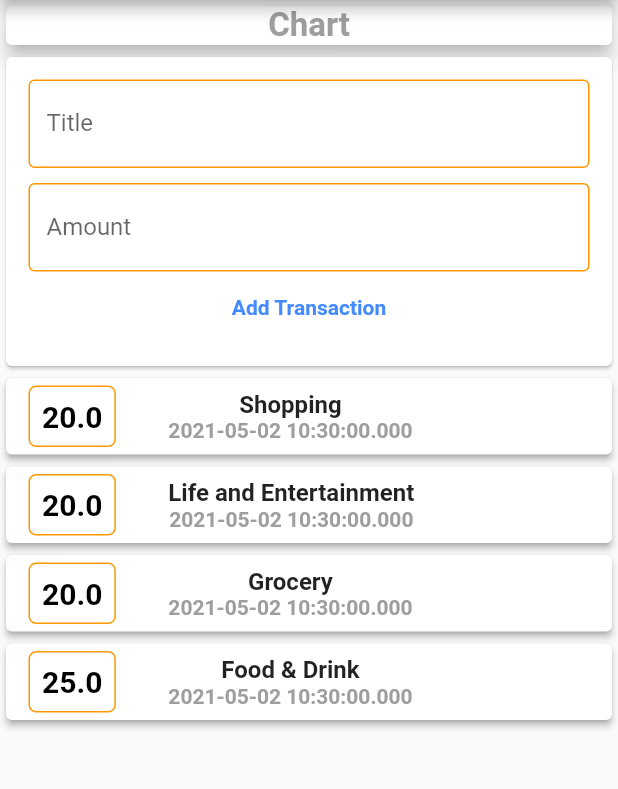
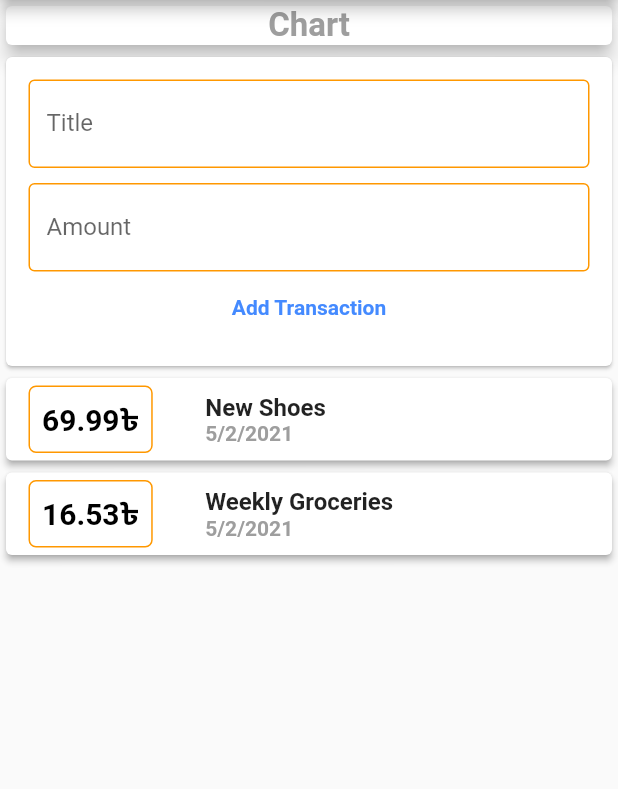
Before and after one commit to shishir2sr/Flutter_Own_Expense_Tracker, a Flutter app: the screen it shows after launch, after a tap on "Add Transaction", on a phone screen of 412 x 824 dp, the part 84-873 px from its top. Run offline on Flutter 3.47's test engine with Material 2 defaults, Android fonts, the light colour scheme and no system bars.

Commit message:
Date formatting ok

```diff
--- /dev/null
+++ b/lib/WIdgets/newtransaction.dart
@@ -0,0 +1,63 @@
+import 'package:flutter/material.dart';
+
+class newTransaction extends StatelessWidget {
+  final _titleController = TextEditingController();
+  final _amountController = TextEditingController();
+  final Function addTx;
+  newTransaction(this.addTx);
+
+  @override
+  Widget build(BuildContext context) {
+    return Card(
+      child: Container(
+        padding: EdgeInsets.all(10),
+        margin: EdgeInsets.all(5),
+        child: Column(
+          children: <Widget>[
+            TextField(
+              controller: _titleController,
+              decoration: InputDecoration(
+                focusedBorder: OutlineInputBorder(
+                  borderSide: BorderSide(color: Colors.orange, width: 1.0),
+                ),
+                enabledBorder: OutlineInputBorder(
+                  borderSide: BorderSide(color: Colors.orange, width: 1.0),
+                ),
+                labelText: 'Title',
+              ),
+            ),
+            SizedBox(
+              width: double.infinity,
+              height: 10.0,
+            ),
+            TextField(
+              controller: _amountController,
+              decoration: InputDecoration(
+                labelText: 'Amount',
+                focusedBorder: OutlineInputBorder(
+                  borderSide: BorderSide(color: Colors.orange, width: 1.0),
+                ),
+                enabledBorder: OutlineInputBorder(
+                  borderSide: BorderSide(color: Colors.orange, width: 1.0),
+                ),
+              ),
+            ),
+            FlatButton(
+                onPressed: () {
+                  print(_amountController.text);
+                  addTx(
+                    _titleController.text,
+                    double.parse(_amountController.text),
+                  );
+                },
+                child: Text('Add Transaction',
+                    style: TextStyle(
+                      color: Colors.blueAccent,
+                      fontWeight: FontWeight.bold,
+                    )))
+          ],
+        ),
+      ),
+    );
+  }
+}
--- /dev/null
+++ b/lib/WIdgets/transactionlist.dart
@@ -0,0 +1,59 @@
+import 'package:flutter/material.dart';
+import 'package:own_expenditure/Models/transaction.dart';
+import 'package:intl/intl.dart';
+
+class transactionList extends StatelessWidget {
+  final List<Transactions> ls;
+  transactionList(this.ls);
+
+  @override
+  Widget build(BuildContext context) {
+    return Column(
+      children: ls
+          .map((tx) => Card(
+                shadowColor: Colors.grey,
+                elevation: 2,
+                child: Row(
+                  mainAxisAlignment: MainAxisAlignment.start,
+                  children: <Widget>[
+                    Container(
+                      margin: EdgeInsets.fromLTRB(15, 5, 35, 5),
+                      padding: EdgeInsets.all(8),
+                      child: Text(
+                        tx.amount.toString() + '৳',
+                        style: TextStyle(
+                            color: Colors.black,
+                            fontSize: 20,
+                            fontWeight: FontWeight.bold),
+                      ),
+                      decoration: BoxDecoration(
+                        borderRadius: BorderRadius.circular(5),
+                        border: Border.all(
+                          color: Colors.orange,
+                          style: BorderStyle.solid,
+                          width: 1,
+                        ),
+                      ),
+                    ),
+                    Column(
+                      crossAxisAlignment: CrossAxisAlignment.start,
+                      children: <Widget>[
+                        Text(
+                          tx.title,
+                          style: TextStyle(
+                              fontSize: 16, fontWeight: FontWeight.bold),
+                        ),
+                        Text(DateFormat.yMd().format(tx.date),
+                            style: TextStyle(
+                                fontSize: 14,
+                                fontWeight: FontWeight.bold,
+                                color: Colors.grey))
+                      ],
+                    )
+                  ],
+                ),
+              ))
+          .toList(),
+    );
+  }
+}
--- /dev/null
+++ b/lib/WIdgets/usertransaction.dart
@@ -0,0 +1,45 @@
+import 'package:flutter/material.dart';
+import 'transactionlist.dart';
+import 'newtransaction.dart';
+import '../Models/transaction.dart';
+
+class userTransaction extends StatefulWidget {
+  userTransaction({Key key}) : super(key: key);
+
+  @override
+  _userTransactionState createState() => _userTransactionState();
+}
+
+class _userTransactionState extends State<userTransaction> {
+  final List<Transactions> _userTransactions = [
+    Transactions(
+      Id: 't1',
+      title: 'New Shoes',
+      amount: 69.99,
+      date: DateTime.now(),
+    ),
+    Transactions(
+      Id: 't2',
+      title: 'Weekly Groceries',
+      amount: 16.53,
+      date: DateTime.now(),
+    ),
+  ];
+  void _newUserTransaction(String txTitle, double txAmount) {
+    final newTx = Transactions(
+        title: txTitle, amount: txAmount, date: DateTime.now(), Id: 'ididid');
+    setState(() {
+      _userTransactions.add(newTx);
+    });
+  }
+
+  @override
+  Widget build(BuildContext context) {
+    return Column(
+      children: <Widget>[
+        newTransaction(_newUserTransaction),
+        transactionList(_userTransactions)
+      ],
+    );
+  }
+}
--- a/lib/main.dart
+++ b/lib/main.dart
@@ -1,5 +1,5 @@
 import 'package:flutter/material.dart';
-import 'transaction.dart';
+import 'package:own_expenditure/WIdgets/usertransaction.dart';
 
 void main() {
   runApp(MyApp());
@@ -10,7 +10,7 @@ class MyApp extends StatelessWidget {
   @override
   Widget build(BuildContext context) {
     return MaterialApp(
-      title: 'Flutter Demo',
+      title: 'Expenditure App',
       home: MyHomePage(),
     );
   }
@@ -18,32 +18,7 @@ class MyApp extends StatelessWidget {
 
 class MyHomePage extends StatelessWidget {
   MyHomePage({Key key}) : super(key: key);
-  List<Transactions> ls = [
-    Transactions(
-      date: DateTime.now(),
-      title: 'Shopping',
-      Id: 'T1',
-      amount: 20,
-    ),
-    Transactions(
-      date: DateTime.now(),
-      title: 'Life and Entertainment',
-      Id: 'T2',
-      amount: 20,
-    ),
-    Transactions(
-      date: DateTime.now(),
-      title: 'Grocery',
-      Id: 'T1',
-      amount: 20,
-    ),
-    Transactions(
-      date: DateTime.now(),
-      title: 'Food & Drink',
-      Id: 'T1',
-      amount: 25,
-    )
-  ];
+
   final titleController = TextEditingController();
   final amountController = TextEditingController();
   @override
@@ -77,103 +52,7 @@ class MyHomePage extends StatelessWidget {
               elevation: 5,
             ),
           ),
-          Card(
-            child: Container(
-              padding: EdgeInsets.all(10),
-              margin: EdgeInsets.all(5),
-              child: Column(
-                children: <Widget>[
-                  TextField(
-                    controller: titleController,
-                    decoration: InputDecoration(
-                      focusedBorder: OutlineInputBorder(
-                        borderSide:
-                            BorderSide(color: Colors.orange, width: 1.0),
-                      ),
-                      enabledBorder: OutlineInputBorder(
-                        borderSide:
-                            BorderSide(color: Colors.orange, width: 1.0),
-                      ),
-                      labelText: 'Title',
-                    ),
-                  ),
-                  SizedBox(
-                    width: double.infinity,
-                    height: 10.0,
-                  ),
-                  TextField(
-                    controller: amountController,
-                    decoration: InputDecoration(
-                      labelText: 'Amount',
-                      focusedBorder: OutlineInputBorder(
-                        borderSide:
-                            BorderSide(color: Colors.orange, width: 1.0),
-                      ),
-                      enabledBorder: OutlineInputBorder(
-                        borderSide:
-                            BorderSide(color: Colors.orange, width: 1.0),
-                      ),
-                    ),
-                  ),
-                  FlatButton(
-                      onPressed: () {
-                        print(amountController.text);
-                      },
-                      child: Text('Add Transaction',
-                          style: TextStyle(
-                            color: Colors.blueAccent,
-                            fontWeight: FontWeight.bold,
-                          )))
-                ],
-              ),
-            ),
-          ),
-          Column(
-            children: ls
-                .map((tx) => Card(
-                      shadowColor: Colors.grey,
-                      elevation: 2,
-                      child: Row(
-                        mainAxisAlignment: MainAxisAlignment.start,
-                        children: <Widget>[
-                          Container(
-                            margin: EdgeInsets.fromLTRB(15, 5, 35, 5),
-                            padding: EdgeInsets.all(8),
-                            child: Text(
-                              tx.amount.toString(),
-                              style: TextStyle(
-                                  color: Colors.black,
-                                  fontSize: 20,
-                                  fontWeight: FontWeight.bold),
-                            ),
-                            decoration: BoxDecoration(
-                              borderRadius: BorderRadius.circular(5),
-                              border: Border.all(
-                                color: Colors.orange,
-                                style: BorderStyle.solid,
-                                width: 1,
-                              ),
-                            ),
-                          ),
-                          Column(
-                            children: <Widget>[
-                              Text(
-                                tx.title,
-                                style: TextStyle(
-                                    fontSize: 16, fontWeight: FontWeight.bold),
-                              ),
-                              Text(tx.date.toString(),
-                                  style: TextStyle(
-                                      fontSize: 14,
-                                      fontWeight: FontWeight.bold,
-                                      color: Colors.grey))
-                            ],
-                          )
-                        ],
-                      ),
-                    ))
-                .toList(),
-          )
+          userTransaction()
         ],
       ),
     );
--- a/pubspec.yaml
+++ b/pubspec.yaml
@@ -28,6 +28,7 @@ dependencies:
   # The following adds the Cupertino Icons font to your application.
   # Use with the CupertinoIcons class for iOS style icons.
   cupertino_icons: ^1.0.2
+  intl: ^0.17.0
 
 dev_dependencies:
   flutter_test:
```
Also changed, not shown: lib/Models/transaction.dart (renamed from lib/transaction.dart), pubspec.lock.
